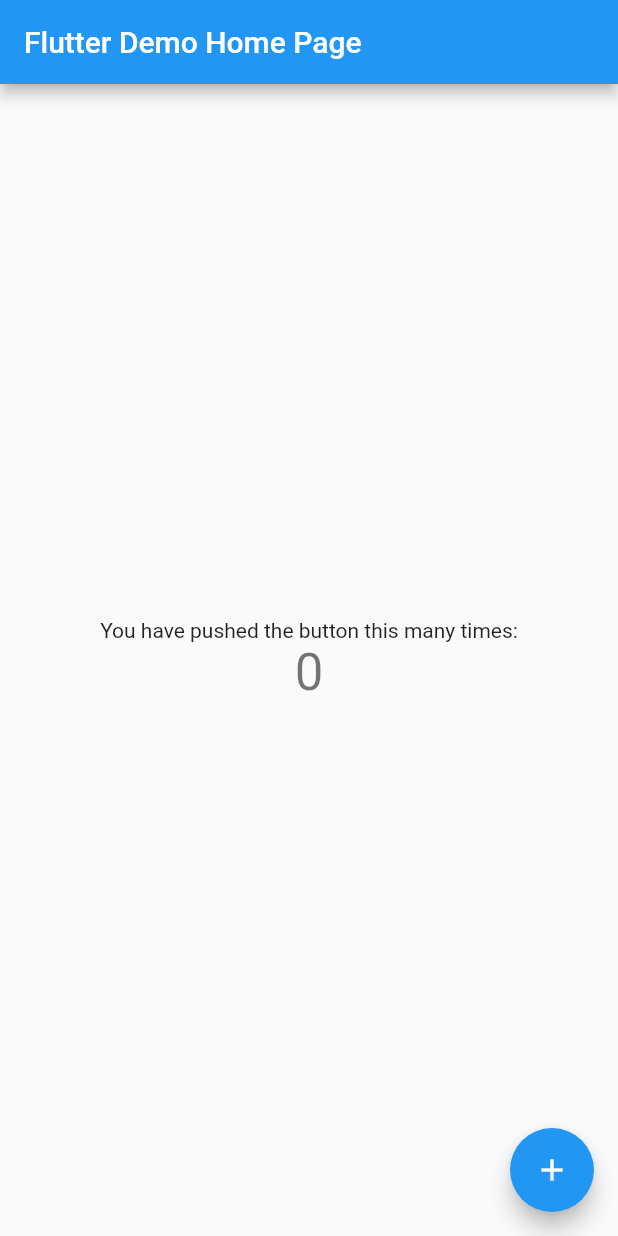
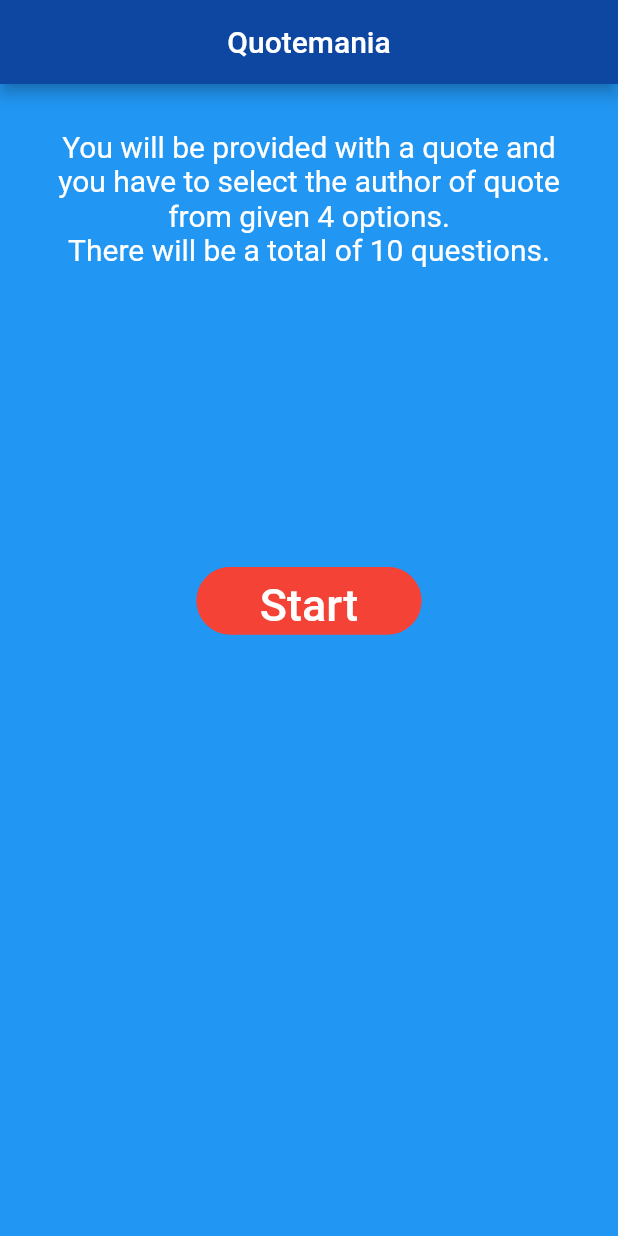
Before and after one commit to umsisamess/quotEd, a Flutter app: the screen it shows after launch, on a phone screen of 412 x 824 dp. Run offline on Flutter 3.47's test engine with Material 2 defaults, Android fonts, the phone set to English and light mode, and no system bars; missing offline and left inert: dart:js.

Commit message:
home page created

```diff
--- a/lib/main.dart
+++ b/lib/main.dart
@@ -1,113 +1,11 @@
+import 'dart:js';
+import 'package:quoted/pages/home.dart';
+
 import 'package:flutter/material.dart';
 
-void main() {
-  runApp(MyApp());
-}
-
-class MyApp extends StatelessWidget {
-  // This widget is the root of your application.
-  @override
-  Widget build(BuildContext context) {
-    return MaterialApp(
-      title: 'Flutter Demo',
-      theme: ThemeData(
-        // This is the theme of your application.
-        //
-        // Try running your application with "flutter run". You'll see the
-        // application has a blue toolbar. Then, without quitting the app, try
-        // changing the primarySwatch below to Colors.green and then invoke
-        // "hot reload" (press "r" in the console where you ran "flutter run",
-        // or simply save your changes to "hot reload" in a Flutter IDE).
-        // Notice that the counter didn't reset back to zero; the application
-        // is not restarted.
-        primarySwatch: Colors.blue,
-      ),
-      home: MyHomePage(title: 'Flutter Demo Home Page'),
-    );
-  }
-}
-
-class MyHomePage extends StatefulWidget {
-  MyHomePage({Key? key, required this.title}) : super(key: key);
-
-  // This widget is the home page of your application. It is stateful, meaning
-  // that it has a State object (defined below) that contains fields that affect
-  // how it looks.
-
-  // This class is the configuration for the state. It holds the values (in this
-  // case the title) provided by the parent (in this case the App widget) and
-  // used by the build method of the State. Fields in a Widget subclass are
-  // always marked "final".
-
-  final String title;
-
-  @override
-  _MyHomePageState createState() => _MyHomePageState();
-}
-
-class _MyHomePageState extends State<MyHomePage> {
-  int _counter = 0;
-
-  void _incrementCounter() {
-    setState(() {
-      // This call to setState tells the Flutter framework that something has
-      // changed in this State, which causes it to rerun the build method below
-      // so that the display can reflect the updated values. If we changed
-      // _counter without calling setState(), then the build method would not be
-      // called again, and so nothing would appear to happen.
-      _counter++;
-    });
-  }
-
-  @override
-  Widget build(BuildContext context) {
-    // This method is rerun every time setState is called, for instance as done
-    // by the _incrementCounter method above.
-    //
-    // The Flutter framework has been optimized to make rerunning build methods
-    // fast, so that you can just rebuild anything that needs updating rather
-    // than having to individually change instances of widgets.
-    return Scaffold(
-      appBar: AppBar(
-        // Here we take the value from the MyHomePage object that was created by
-        // the App.build method, and use it to set our appbar title.
-        title: Text(widget.title),
-      ),
-      body: Center(
-        // Center is a layout widget. It takes a single child and positions it
-        // in the middle of the parent.
-        child: Column(
-          // Column is also a layout widget. It takes a list of children and
-          // arranges them vertically. By default, it sizes itself to fit its
-          // children horizontally, and tries to be as tall as its parent.
-          //
-          // Invoke "debug painting" (press "p" in the console, choose the
-          // "Toggle Debug Paint" action from the Flutter Inspector in Android
-          // Studio, or the "Toggle Debug Paint" command in Visual Studio Code)
-          // to see the wireframe for each widget.
-          //
-          // Column has various properties to control how it sizes itself and
-          // how it positions its children. Here we use mainAxisAlignment to
-          // center the children vertically; the main axis here is the vertical
-          // axis because Columns are vertical (the cross axis would be
-          // horizontal).
-          mainAxisAlignment: MainAxisAlignment.center,
-          children: <Widget>[
-            Text(
-              'You have pushed the button this many times:',
-            ),
-            Text(
-              '$_counter',
-              style: Theme.of(context).textTheme.headline4,
-            ),
-          ],
-        ),
-      ),
-      floatingActionButton: FloatingActionButton(
-        onPressed: _incrementCounter,
-        tooltip: 'Increment',
-        child: Icon(Icons.add),
-      ), // This trailing comma makes auto-formatting nicer for build methods.
-    );
-  }
-}
+void main() => runApp(MaterialApp(
+    initialRoute : '/',
+    routes: {
+      '/' : (context) => Home(),
+    },
+  ));
--- /dev/null
+++ b/lib/pages/home.dart
@@ -0,0 +1,66 @@
+import 'package:flutter/material.dart';
+
+class Home extends StatelessWidget {
+  const Home({ Key? key }) : super(key: key);
+
+  @override
+  Widget build(BuildContext context) {
+    return Scaffold(
+      backgroundColor: Colors.blue[500],
+      appBar : AppBar(
+        backgroundColor: Colors.blue[900],
+        title : Text('Quotemania'),
+        centerTitle : true,
+      ),
+      body: Padding(
+        padding: const EdgeInsets.all(30.0),
+        child : Column(
+          children: [
+            Align(
+              alignment: Alignment.center,
+              child: Text(
+                "You will be provided with a quote and you have to select the author of quote from given 4 options.\nThere will be a total of 10 questions.",
+                style: TextStyle(
+                  color : Colors.white,
+                  fontSize: 20.0,
+                ),
+                textAlign: TextAlign.center,
+              ),
+            ),
+            Align(
+              alignment: Alignment.center,
+              child: Container(
+                margin : EdgeInsets.fromLTRB(0, 200, 0, 0),
+                child: SizedBox(
+                  height: 45,
+                  width: 150,
+                  child: TextButton(
+                    style: ButtonStyle(
+                      backgroundColor: MaterialStateProperty.all<Color>(Colors.red),
+                      foregroundColor: MaterialStateProperty.all<Color>(Colors.white),
+                      shape : MaterialStateProperty.all<RoundedRectangleBorder>(
+                        RoundedRectangleBorder(
+                          borderRadius: BorderRadius.circular(28.0),
+                          side: BorderSide(color: Colors.red),
+                        )
+                      )
+                    ),
+                    onPressed: (){
+                      print("I think its working");
+                    },
+                     child: Text(
+                       'Start',
+                       style: TextStyle(
+                         fontSize: 30.0,
+                       ),
+                     ),
+                    ),
+                ),
+              ),
+            ),
+          ],
+        ),
+      ),
+    );
+  }
+}
```
